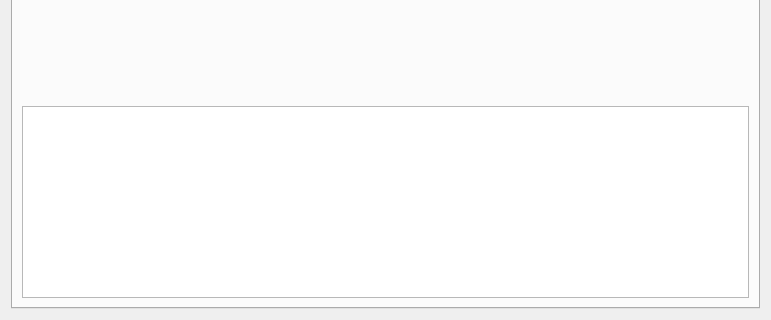
Above: ui/counterwidget.ui from niniemann/TackenCounter before the change; both pictures show x 0 to 771 and y 380 to 700 of the 771 by 700 pixel window. Below: the same form after it.
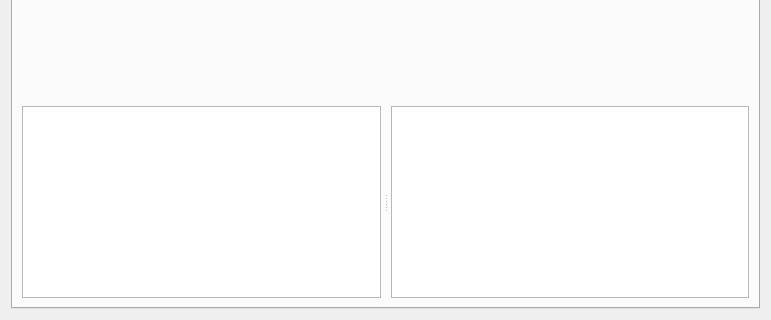
That is the form after the change. The open tabs and pages were chosen to show the change. Custom widgets are drawn as their Qt base class.

Commit message: added general game stats

What changed in the file:
```diff
--- a/ui/counterwidget.ui
+++ b/ui/counterwidget.ui
@@ -17,7 +17,7 @@
    <item>
     <widget class="QTabWidget" name="tabWidget">
      <property name="currentIndex">
-      <number>1</number>
+      <number>2</number>
      </property>
      <widget class="QWidget" name="tabStart">
       <attribute name="title">
@@ -280,10 +280,24 @@
       </attribute>
       <layout class="QVBoxLayout" name="verticalLayout_3">
        <item>
-        <widget class="QChartView" name="widget" native="true"/>
+        <widget class="QChartView" name="widget" native="true">
+         <property name="sizePolicy">
+          <sizepolicy hsizetype="Preferred" vsizetype="Expanding">
+           <horstretch>0</horstretch>
+           <verstretch>0</verstretch>
+          </sizepolicy>
+         </property>
+        </widget>
        </item>
        <item>
-        <widget class="QTreeView" name="treeStats">
+        <widget class="QSplitter" name="splitter">
+         <property name="orientation">
+          <enum>Qt::Horizontal</enum>
+         </property>
+         <property name="handleWidth">
+          <number>10</number>
+         </property>
+         <widget class="QTreeView" name="treePlayerStats">
          <property name="sizePolicy">
           <sizepolicy hsizetype="Expanding" vsizetype="Fixed">
            <horstretch>0</horstretch>
@@ -293,6 +307,18 @@
          <property name="selectionMode">
           <enum>QAbstractItemView::NoSelection</enum>
          </property>
+          <attribute name="headerStretchLastSection">
+           <bool>false</bool>
+          </attribute>
+         </widget>
+         <widget class="QTreeView" name="treeGameStats">
+          <property name="sizePolicy">
+           <sizepolicy hsizetype="Expanding" vsizetype="Fixed">
+            <horstretch>0</horstretch>
+            <verstretch>0</verstretch>
+           </sizepolicy>
+          </property>
+         </widget>
         </widget>
        </item>
       </layout>
```
Lines whose indentation alone changed are shown as unchanged. The commit also changes 7 other files.
